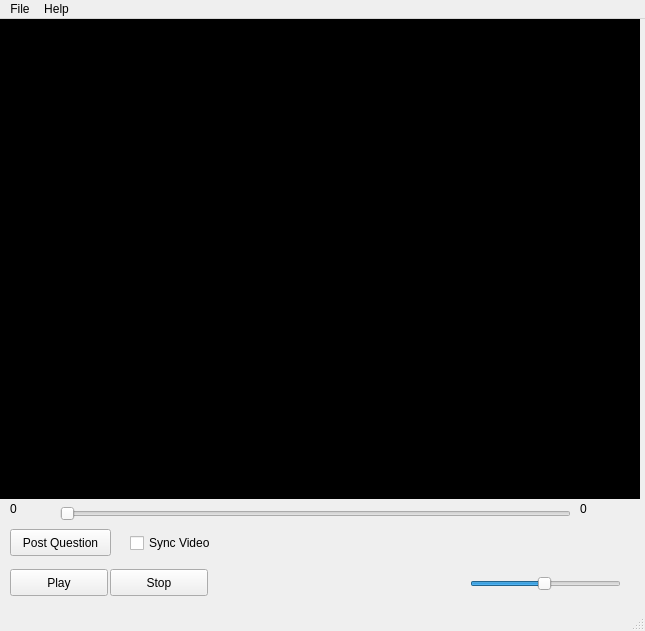
First picture: the form in TheApp/serverUi.ui, repository krishna0512/drf, before the edit.
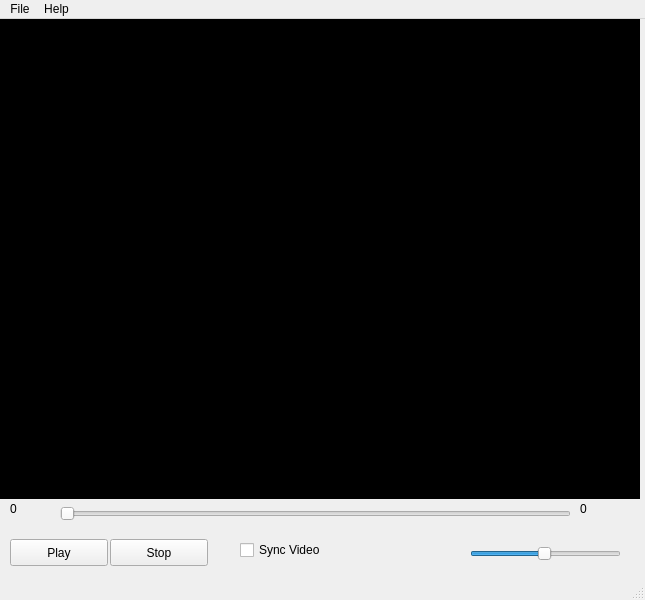
Second picture: the form after the edit.

Patch:
```diff
--- a/TheApp/serverUi.ui
+++ b/TheApp/serverUi.ui
@@ -7,7 +7,7 @@
     <x>0</x>
     <y>0</y>
     <width>645</width>
-    <height>631</height>
+    <height>600</height>
    </rect>
   </property>
   <property name="windowTitle">
@@ -126,7 +126,7 @@
     <property name="geometry">
      <rect>
       <x>10</x>
-      <y>550</y>
+      <y>520</y>
       <width>98</width>
       <height>27</height>
      </rect>
@@ -139,7 +139,7 @@
     <property name="geometry">
      <rect>
       <x>110</x>
-      <y>550</y>
+      <y>520</y>
       <width>98</width>
       <height>27</height>
      </rect>
@@ -152,7 +152,7 @@
     <property name="geometry">
      <rect>
       <x>470</x>
-      <y>550</y>
+      <y>520</y>
       <width>151</width>
       <height>29</height>
      </rect>
@@ -214,24 +214,11 @@
      <string>0</string>
     </property>
    </widget>
-   <widget class="QPushButton" name="postbutton">
-    <property name="geometry">
-     <rect>
-      <x>10</x>
-      <y>510</y>
-      <width>101</width>
-      <height>27</height>
-     </rect>
-    </property>
-    <property name="text">
-     <string>Post Question</string>
-    </property>
-   </widget>
    <widget class="QCheckBox" name="synVideo">
     <property name="geometry">
      <rect>
-      <x>130</x>
-      <y>513</y>
+      <x>240</x>
+      <y>520</y>
       <width>97</width>
       <height>22</height>
      </rect>
```
Left out of the diff: 16 changed lines with no effect on the pictures.
